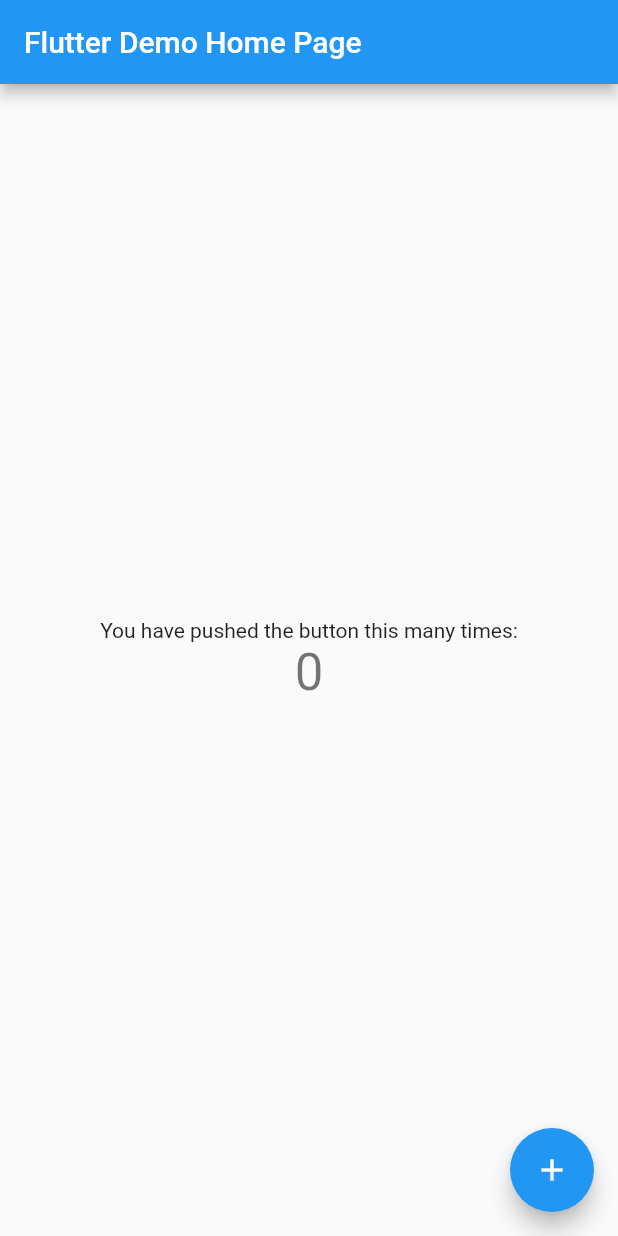
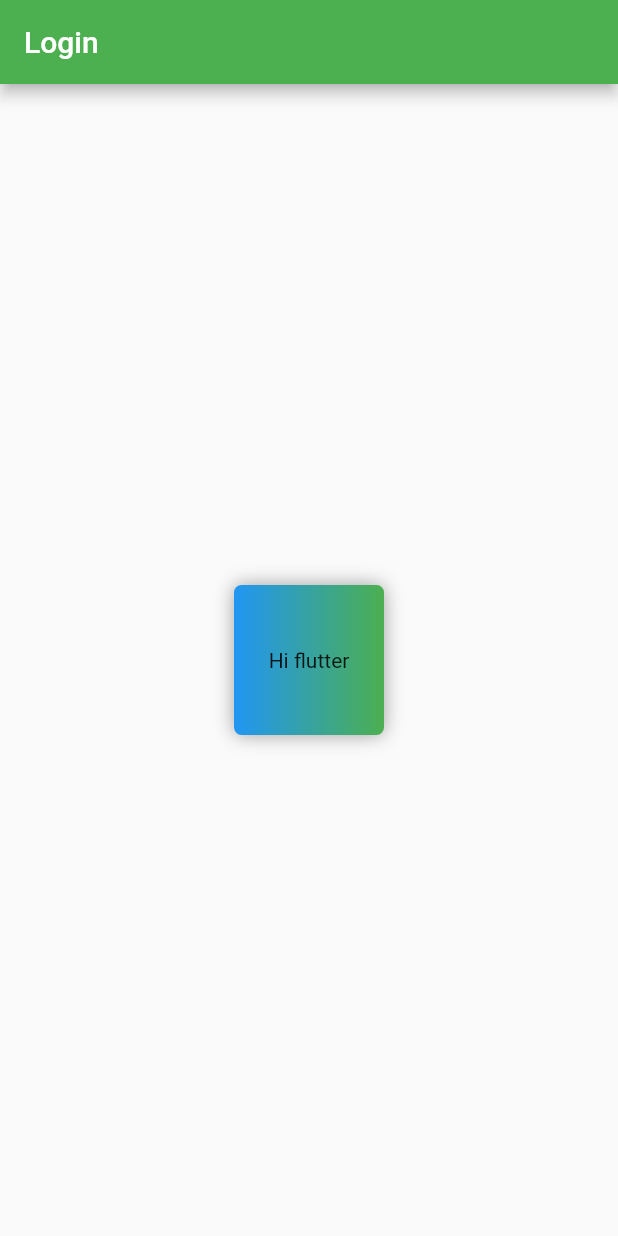
Before and after one commit to FernandoAguero/compost, a Flutter app: the screen it shows after launch, on a phone screen of 412 x 824 dp. Run offline on Flutter 3.47's test engine with Material 2 defaults, Android fonts, the phone set to English and light mode, and no system bars.

Commit message:
learning styles

```diff
--- a/lib/main.dart
+++ b/lib/main.dart
@@ -1,115 +1,39 @@
+import 'package:flutter/cupertino.dart';
 import 'package:flutter/material.dart';
 
 void main() {
-  runApp(const MyApp());
+  //Widets, material or cupertino apps as parameter
+  runApp(MaterialApp(
+    home: HomePage(),
+    theme: ThemeData(
+      primarySwatch: Colors.green,
+    ),
+  ));
 }
 
-class MyApp extends StatelessWidget {
-  const MyApp({super.key});
-
-  // This widget is the root of your application.
-  @override
-  Widget build(BuildContext context) {
-    return MaterialApp(
-      title: 'Flutter Demo',
-      theme: ThemeData(
-        // This is the theme of your application.
-        //
-        // Try running your application with "flutter run". You'll see the
-        // application has a blue toolbar. Then, without quitting the app, try
-        // changing the primarySwatch below to Colors.green and then invoke
-        // "hot reload" (press "r" in the console where you ran "flutter run",
-        // or simply save your changes to "hot reload" in a Flutter IDE).
-        // Notice that the counter didn't reset back to zero; the application
-        // is not restarted.
-        primarySwatch: Colors.blue,
-      ),
-      home: const MyHomePage(title: 'Flutter Demo Home Page'),
-    );
-  }
-}
-
-class MyHomePage extends StatefulWidget {
-  const MyHomePage({super.key, required this.title});
-
-  // This widget is the home page of your application. It is stateful, meaning
-  // that it has a State object (defined below) that contains fields that affect
-  // how it looks.
-
-  // This class is the configuration for the state. It holds the values (in this
-  // case the title) provided by the parent (in this case the App widget) and
-  // used by the build method of the State. Fields in a Widget subclass are
-  // always marked "final".
-
-  final String title;
-
-  @override
-  State<MyHomePage> createState() => _MyHomePageState();
-}
-
-class _MyHomePageState extends State<MyHomePage> {
-  int _counter = 0;
-
-  void _incrementCounter() {
-    setState(() {
-      // This call to setState tells the Flutter framework that something has
-      // changed in this State, which causes it to rerun the build method below
-      // so that the display can reflect the updated values. If we changed
-      // _counter without calling setState(), then the build method would not be
-      // called again, and so nothing would appear to happen.
-      _counter++;
-    });
-  }
+class HomePage extends StatelessWidget {
+  const HomePage({super.key});
 
   @override
   Widget build(BuildContext context) {
-    // This method is rerun every time setState is called, for instance as done
-    // by the _incrementCounter method above.
-    //
-    // The Flutter framework has been optimized to make rerunning build methods
-    // fast, so that you can just rebuild anything that needs updating rather
-    // than having to individually change instances of widgets.
     return Scaffold(
-      appBar: AppBar(
-        // Here we take the value from the MyHomePage object that was created by
-        // the App.build method, and use it to set our appbar title.
-        title: Text(widget.title),
-      ),
-      body: Center(
-        // Center is a layout widget. It takes a single child and positions it
-        // in the middle of the parent.
-        child: Column(
-          // Column is also a layout widget. It takes a list of children and
-          // arranges them vertically. By default, it sizes itself to fit its
-          // children horizontally, and tries to be as tall as its parent.
-          //
-          // Invoke "debug painting" (press "p" in the console, choose the
-          // "Toggle Debug Paint" action from the Flutter Inspector in Android
-          // Studio, or the "Toggle Debug Paint" command in Visual Studio Code)
-          // to see the wireframe for each widget.
-          //
-          // Column has various properties to control how it sizes itself and
-          // how it positions its children. Here we use mainAxisAlignment to
-          // center the children vertically; the main axis here is the vertical
-          // axis because Columns are vertical (the cross axis would be
-          // horizontal).
-          mainAxisAlignment: MainAxisAlignment.center,
-          children: <Widget>[
-            const Text(
-              'You have pushed the button this many times:',
-            ),
-            Text(
-              '$_counter',
-              style: Theme.of(context).textTheme.headlineMedium,
-            ),
-          ],
+        appBar: AppBar(
+          title: Text("Login"),
         ),
-      ),
-      floatingActionButton: FloatingActionButton(
-        onPressed: _incrementCounter,
-        tooltip: 'Increment',
-        child: const Icon(Icons.add),
-      ), // This trailing comma makes auto-formatting nicer for build methods.
-    );
+        body: Center(
+            child: Container(
+          padding: const EdgeInsets.all(8),
+          //color: Colors.blue,
+          width: 100,
+          height: 100,
+          alignment: Alignment.center,
+          decoration: BoxDecoration(
+              gradient: LinearGradient(colors: [Colors.blue, Colors.green]),
+              color: Colors.blue,
+              shape: BoxShape.rectangle,
+              borderRadius: BorderRadius.circular(5),
+              boxShadow: [BoxShadow(blurRadius: 10, color: Colors.grey)]),
+          child: Text("Hi flutter"),
+        )));
   }
 }
```
